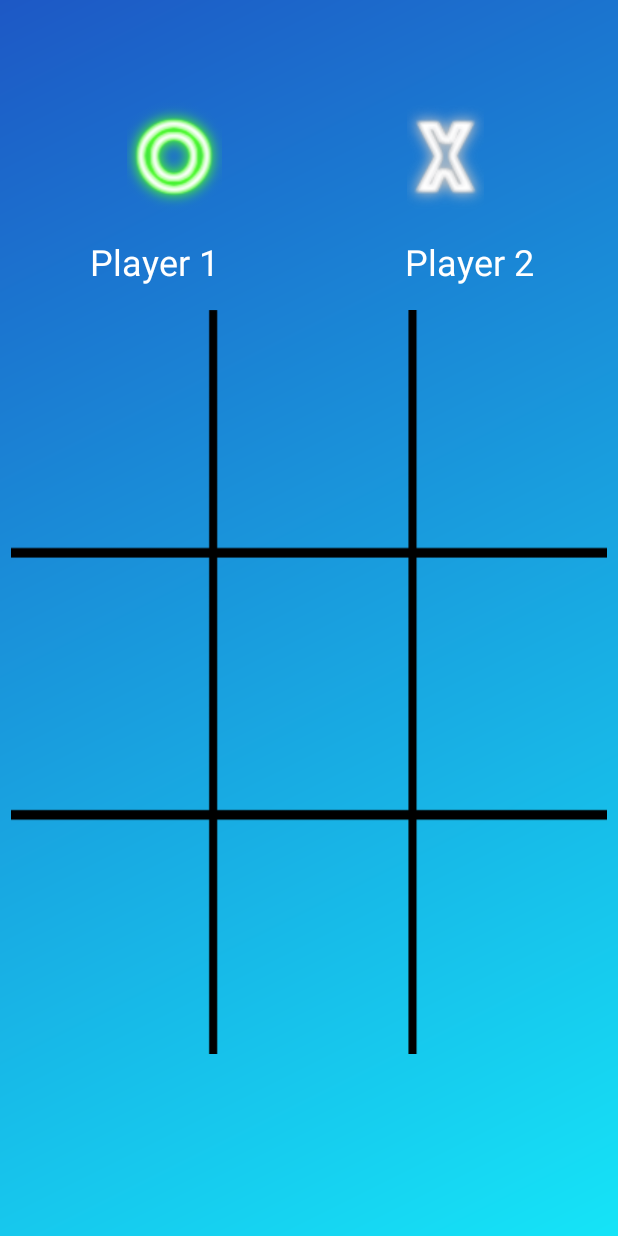
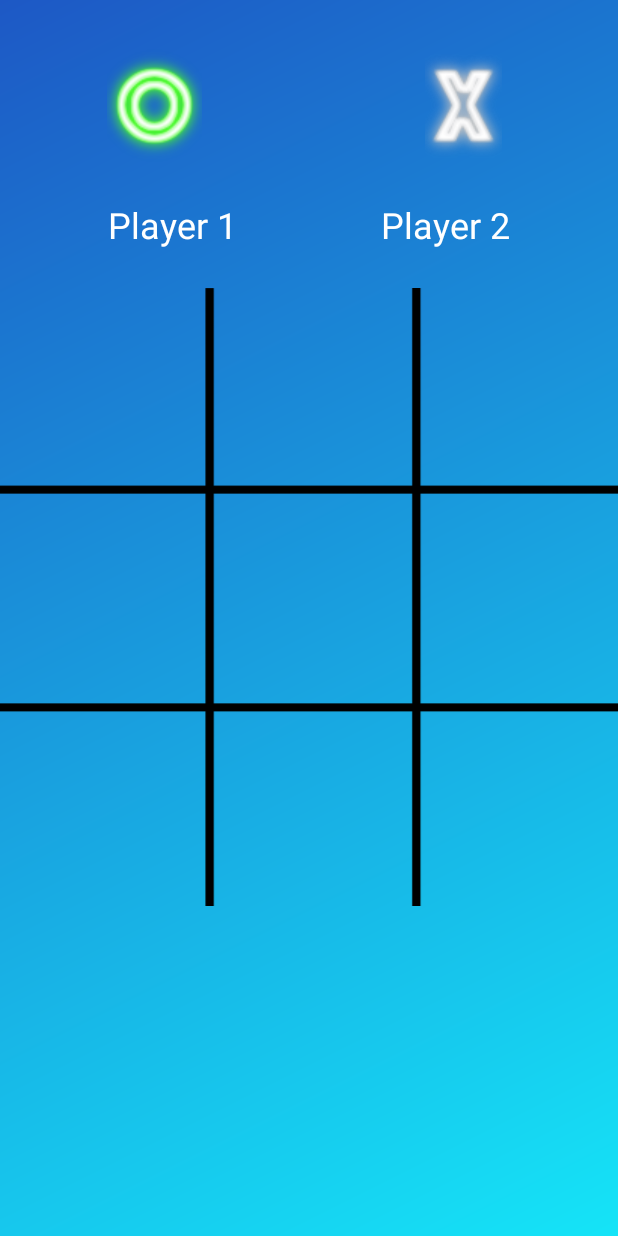
Before and after one commit to jamesfdz/XOXO, an Android app: the screen it shows after launch (GamePage), after a tap on "PLAY", on a phone screen of 412 x 824 dp. Run offline under Robolectric (Android 15) with nearby library versions, the phone set to English and light mode, and no system bars; our stand-ins replace AdMob.

Commit message:
9_2_2019

```diff
--- a/app/build.gradle
+++ b/app/build.gradle
@@ -28,4 +28,5 @@ dependencies {
     implementation 'com.android.support:design:28.0.0'
     implementation 'com.android.support:gridlayout-v7:28.0.0'
     implementation 'com.android.support:cardview-v7:28.0.0'
+    implementation 'com.google.android.gms:play-services-ads:17.1.3'
 }
--- a/app/src/main/java/com/codingwithjames/xoxo/GamePage.java
+++ b/app/src/main/java/com/codingwithjames/xoxo/GamePage.java
@@ -13,6 +13,9 @@ import android.widget.FrameLayout;
 import android.widget.ImageView;
 import android.widget.TextView;
 
+import com.google.android.gms.ads.AdRequest;
+import com.google.android.gms.ads.AdView;
+
 public class GamePage extends AppCompatActivity {
 
     int activePlayer = 0; //0 = O and 1 is X
@@ -23,11 +26,18 @@ public class GamePage extends AppCompatActivity {
     String winner;
     ConstraintLayout mBaseLayout;
     ImageView mX, mO;
+    AdView mGamePageAd;
 
     @Override
     protected void onCreate(Bundle savedInstanceState) {
         super.onCreate(savedInstanceState);
         setContentView(R.layout.activity_game_play);
+
+        mGamePageAd = findViewById(R.id.gamePageAd);
+        AdRequest request = new AdRequest.Builder()
+                .addTestDevice("CCFA8FF0F89AD93CC8A593BAE17AF056")
+                .build();
+        mGamePageAd.loadAd(request);
 
         mBaseLayout = findViewById(R.id.baseLayout);
         mX = findViewById(R.id.x_image);
@@ -41,20 +51,22 @@ public class GamePage extends AppCompatActivity {
 
         if(gameState[tappedCounter] == 2 && gameIsActive){ //player has not tapped if it is equal
             gameState[tappedCounter] = activePlayer;
-            counter.setTranslationY(-1000f);
+//            counter.setTranslationY(-1000f);
 
             if(activePlayer == 0){
                 counter.setImageResource(R.drawable.o);
+                counter.animate().alphaBy(1f).setDuration(300);
                 activePlayer = 1;
                 mX.setImageResource(R.drawable.x);
                 mO.setImageResource(R.drawable.o_disabled);
             }else{
                 counter.setImageResource(R.drawable.x);
+                counter.animate().alphaBy(1f).setDuration(300);
                 activePlayer = 0;
                 mO.setImageResource(R.drawable.o);
                 mX.setImageResource(R.drawable.x_disabled);
             }
-            counter.animate().translationYBy(1000f).rotation(360).setDuration(600);
+//            counter.animate().translationYBy(1000f).setDuration(300);
 
             for (int[] winningPosition :winningPositions){
                 if(gameState[winningPosition[0]] == gameState[winningPosition[1]] && gameState[winningPosition[1]] == gameState[winningPosition[2]] && gameState[winningPosition[0]] != 2){
@@ -138,7 +150,7 @@ public class GamePage extends AppCompatActivity {
         GridLayout mGridLayout = findViewById(R.id.gridLayout);
 
         for(int i = 0; i < mGridLayout.getChildCount(); i++){
-            ((ImageView) mGridLayout.getChildAt(i)).setImageResource(0);
+            ((ImageView) mGridLayout.getChildAt(i)).setAlpha(0f);
         }
     }
 }
--- a/app/src/main/java/com/codingwithjames/xoxo/MainActivity.java
+++ b/app/src/main/java/com/codingwithjames/xoxo/MainActivity.java
@@ -8,11 +8,14 @@ import android.view.View;
 import android.widget.Button;
 import android.widget.ImageView;
 
+import com.google.android.gms.ads.AdRequest;
+import com.google.android.gms.ads.AdView;
+
 public class MainActivity extends AppCompatActivity {
 
     ConstraintLayout mMainLayout;
     Button mPlay;
-
+    AdView mMainPageAd;
     ImageView mTitle, mTitleImage;
 
     @Override
@@ -32,6 +35,12 @@ public class MainActivity extends AppCompatActivity {
         mTitleImage.animate().translationYBy(-1000f).setDuration(2000);
         mPlay.animate().translationYBy(-1000f).setDuration(2000);
 
+        mMainPageAd = findViewById(R.id.mainActivityAd);
+        AdRequest adRequest = new AdRequest.Builder()
+                .addTestDevice("CCFA8FF0F89AD93CC8A593BAE17AF056")
+                .build();
+        mMainPageAd.loadAd(adRequest);
+
     }
 
     public void startGame(View view) {
--- a/app/src/main/java/com/codingwithjames/xoxo/SplashScreen.java
+++ b/app/src/main/java/com/codingwithjames/xoxo/SplashScreen.java
@@ -7,6 +7,7 @@ import android.support.constraint.ConstraintLayout;
 import android.support.v7.app.AppCompatActivity;
 import android.view.View;
 import android.widget.TextView;
+import com.google.android.gms.ads.MobileAds;
 
 public class SplashScreen extends AppCompatActivity {
 
@@ -19,6 +20,8 @@ public class SplashScreen extends AppCompatActivity {
     protected void onCreate(Bundle savedInstanceState) {
         super.onCreate(savedInstanceState);
         setContentView(R.layout.activity_splash_screen);
+
+        MobileAds.initialize(this, "ca-app-pub-5397309444919460~5083848058");
 
         mSplashScreenBaseLayout = findViewById(R.id.splashScreenBaseLayout);
         mSplashScreenBaseLayout.setSystemUiVisibility(View.SYSTEM_UI_FLAG_HIDE_NAVIGATION
--- a/app/src/main/res/layout/activity_game_play.xml
+++ b/app/src/main/res/layout/activity_game_play.xml
@@ -12,56 +12,54 @@
         android:id="@+id/x_image"
         android:layout_width="0dp"
         android:layout_height="wrap_content"
-        android:layout_marginEnd="50dp"
+        android:layout_marginTop="8dp"
         android:contentDescription="@string/player_2_image"
-        app:layout_constraintBottom_toBottomOf="@+id/o_image"
+        app:layout_constraintBottom_toTopOf="@+id/textView2"
         app:layout_constraintEnd_toEndOf="parent"
         app:layout_constraintHorizontal_bias="0.5"
-        app:layout_constraintStart_toEndOf="@+id/textView"
-        app:layout_constraintTop_toTopOf="@+id/o_image"
+        app:layout_constraintStart_toEndOf="@+id/o_image"
+        app:layout_constraintTop_toTopOf="parent"
         app:srcCompat="@drawable/x_disabled" />
 
     <TextView
         android:id="@+id/textView"
         android:layout_width="wrap_content"
         android:layout_height="wrap_content"
-        android:layout_marginStart="60dp"
-        android:layout_marginEnd="86dp"
-        android:layout_marginBottom="8dp"
+        android:layout_marginStart="8dp"
+        android:layout_marginEnd="8dp"
         android:text="@string/player_1"
         android:textAlignment="center"
         android:textColor="@android:color/white"
         android:textSize="24sp"
-        app:layout_constraintBottom_toTopOf="@+id/gridLayout"
-        app:layout_constraintEnd_toStartOf="@+id/x_image"
-        app:layout_constraintStart_toStartOf="parent"
-        app:layout_constraintTop_toBottomOf="@+id/o_image" />
+        app:layout_constraintBaseline_toBaselineOf="@+id/textView2"
+        app:layout_constraintEnd_toStartOf="@+id/textView2"
+        app:layout_constraintHorizontal_chainStyle="spread"
+        app:layout_constraintStart_toStartOf="parent" />
 
     <TextView
         android:id="@+id/textView2"
         android:layout_width="wrap_content"
         android:layout_height="wrap_content"
-        android:layout_marginTop="8dp"
-        android:layout_marginEnd="56dp"
+        android:layout_marginStart="24dp"
+        android:layout_marginEnd="8dp"
+        android:layout_marginBottom="8dp"
         android:text="@string/player_2"
         android:textAlignment="center"
         android:textColor="@android:color/white"
         android:textSize="24sp"
         app:layout_constraintBottom_toTopOf="@+id/gridLayout"
         app:layout_constraintEnd_toEndOf="parent"
-        app:layout_constraintStart_toEndOf="@+id/o_image"
-        app:layout_constraintTop_toBottomOf="@+id/o_image" />
+        app:layout_constraintStart_toEndOf="@+id/textView"
+        app:layout_constraintTop_toBottomOf="@+id/x_image" />
 
     <ImageView
         android:id="@+id/o_image"
         android:layout_width="0dp"
         android:layout_height="wrap_content"
-        android:layout_marginStart="51dp"
-        android:layout_marginTop="60dp"
-        android:layout_marginEnd="89dp"
+        android:layout_marginTop="8dp"
         android:contentDescription="@string/player_1_image"
-        app:layout_constraintBottom_toTopOf="@+id/textView2"
-        app:layout_constraintEnd_toStartOf="@+id/textView2"
+        app:layout_constraintBottom_toTopOf="@+id/textView"
+        app:layout_constraintEnd_toStartOf="@+id/x_image"
         app:layout_constraintHorizontal_bias="0.5"
         app:layout_constraintHorizontal_chainStyle="packed"
         app:layout_constraintStart_toStartOf="parent"
@@ -70,116 +68,178 @@
 
     <android.support.v7.widget.GridLayout
         android:id="@+id/gridLayout"
-        android:layout_width="397dp"
+        android:layout_width="0dp"
         android:layout_height="0dp"
-        android:layout_marginTop="16dp"
-        android:layout_marginBottom="121dp"
+        android:layout_marginTop="8dp"
+        android:layout_marginBottom="8dp"
         android:background="@drawable/board"
         app:columnCount="3"
-        app:layout_constraintBottom_toBottomOf="parent"
+        app:layout_constraintBottom_toTopOf="@+id/guideline2"
+        app:layout_constraintDimensionRatio="1:1"
         app:layout_constraintEnd_toEndOf="parent"
         app:layout_constraintStart_toStartOf="parent"
-        app:layout_constraintTop_toBottomOf="@+id/textView2"
-        app:layout_constraintVertical_bias="0.622"
+        app:layout_constraintTop_toTopOf="@+id/guideline"
+        app:alignmentMode="alignMargins"
         app:rowCount="3">
 
         <ImageView
             android:id="@+id/imageView1"
-            android:layout_width="133dp"
-            android:layout_height="126dp"
+            android:layout_width="wrap_content"
+            android:layout_height="wrap_content"
+            android:alpha="0"
             android:contentDescription="@string/_0_0"
             android:onClick="dropIn"
+            android:scaleType="fitCenter"
             android:tag="0"
             app:layout_column="0"
-            app:layout_row="0" />
+            app:layout_columnWeight="1"
+            app:layout_row="0"
+            app:layout_rowWeight="1"
+            app:srcCompat="@drawable/x" />
 
         <ImageView
             android:id="@+id/imageView2"
-            android:layout_width="133dp"
-            android:layout_height="126dp"
+            android:layout_width="wrap_content"
+            android:layout_height="wrap_content"
+            android:alpha="0"
             android:contentDescription="@string/_0_1"
             android:onClick="dropIn"
             android:tag="1"
             app:layout_column="1"
-            app:layout_row="0" />
+            app:layout_columnWeight="1"
+            app:layout_row="0"
+            app:layout_rowWeight="1"
+            app:srcCompat="@drawable/x" />
 
         <ImageView
             android:id="@+id/imageView3"
-            android:layout_width="133dp"
-            android:layout_height="126dp"
+            android:layout_width="wrap_content"
+            android:layout_height="wrap_content"
+            android:alpha="0"
             android:contentDescription="@string/_0_2"
             android:onClick="dropIn"
             android:tag="2"
             app:layout_column="2"
-            app:layout_row="0" />
+            app:layout_columnWeight="1"
+            app:layout_row="0"
+            app:layout_rowWeight="1"
+            app:srcCompat="@drawable/x" />
 
         <ImageView
             android:id="@+id/imageView4"
-            android:layout_width="133dp"
-            android:layout_height="126dp"
-            android:layout_marginTop="15dp"
+            android:layout_width="wrap_content"
+            android:layout_height="wrap_content"
+            android:alpha="0"
             android:contentDescription="@string/_1_0"
             android:onClick="dropIn"
             android:tag="3"
             app:layout_column="0"
-            app:layout_row="1" />
+            app:layout_columnWeight="1"
+            app:layout_row="1"
+            app:layout_rowWeight="1"
+            app:srcCompat="@drawable/x" />
 
         <ImageView
             android:id="@+id/imageView5"
-            android:layout_width="133dp"
-            android:layout_height="126dp"
-            android:layout_marginTop="15dp"
+            android:layout_width="wrap_content"
+            android:layout_height="wrap_content"
+            android:alpha="0"
             android:contentDescription="@string/_1_1"
             android:onClick="dropIn"
             android:tag="4"
             app:layout_column="1"
-            app:layout_row="1" />
+            app:layout_columnWeight="1"
+            app:layout_row="1"
+            app:layout_rowWeight="1"
+            app:srcCompat="@drawable/x" />
 
         <ImageView
             android:id="@+id/imageView6"
-            android:layout_width="133dp"
-            android:layout_height="126dp"
-            android:layout_marginTop="15dp"
+            android:layout_width="wrap_content"
+            android:layout_height="wrap_content"
+            android:alpha="0"
             android:contentDescription="@string/_1_2"
             android:onClick="dropIn"
             android:tag="5"
             app:layout_column="2"
-            app:layout_row="1" />
+            app:layout_columnWeight="1"
+            app:layout_row="1"
+            app:layout_rowWeight="1"
+            app:srcCompat="@drawable/x" />
 
         <ImageView
             android:id="@+id/imageView7"
-            android:layout_width="133dp"
-            android:layout_height="126dp"
-            android:layout_marginTop="15dp"
+            android:layout_width="wrap_content"
+            android:layout_height="wrap_content"
+            android:alpha="0"
             android:contentDescription="@string/_2_0"
             android:onClick="dropIn"
             android:tag="6"
             app:layout_column="0"
-            app:layout_row="2" />
+            app:layout_columnWeight="1"
+            app:layout_row="2"
+            app:layout_rowWeight="1"
+            app:srcCompat="@drawable/x" />
 
         <ImageView
             android:id="@+id/imageView8"
-            android:layout_width="133dp"
-            android:layout_height="126dp"
-            android:layout_marginTop="15dp"
+            android:layout_width="wrap_content"
+            android:layout_height="wrap_content"
+            android:alpha="0"
             android:contentDescription="@string/_2_1"
             android:onClick="dropIn"
             android:tag="7"
             app:layout_column="1"
-            app:layout_row="2" />
+            app:layout_columnWeight="1"
+            app:layout_row="2"
+            app:layout_rowWeight="1"
+            app:srcCompat="@drawable/x" />
 
         <ImageView
             android:id="@+id/imageView9"
-            android:layout_width="133dp"
-            android:layout_height="126dp"
-            android:layout_marginTop="15dp"
+            android:layout_width="wrap_content"
+            android:layout_height="wrap_content"
+            android:alpha="0"
             android:contentDescription="@string/_2_2"
             android:onClick="dropIn"
             android:tag="8"
             app:layout_column="2"
-            app:layout_row="2" />
+            app:layout_columnWeight="1"
+            app:layout_row="2"
+            app:layout_rowWeight="1"
+            app:srcCompat="@drawable/x" />
 
 
     </android.support.v7.widget.GridLayout>
 
+    <android.support.constraint.Guideline
+        android:id="@+id/guideline"
+        android:layout_width="wrap_content"
+        android:layout_height="wrap_content"
+        android:orientation="horizontal"
+        app:layout_constraintGuide_begin="170dp" />
+
+    <android.support.constraint.Guideline
+        android:id="@+id/guideline2"
+        android:layout_width="wrap_content"
+        android:layout_height="wrap_content"
+        android:orientation="horizontal"
+        app:layout_constraintGuide_begin="626dp" />
+
+    <com.google.android.gms.ads.AdView
+        xmlns:ads="http://schemas.android.com/apk/res-auto"
+        android:id="@+id/gamePageAd"
+        android:layout_width="0dp"
+        android:layout_height="wrap_content"
+        android:layout_marginStart="8dp"
+        android:layout_marginTop="8dp"
+        android:layout_marginEnd="8dp"
+        android:layout_marginBottom="8dp"
+        app:layout_constraintBottom_toBottomOf="parent"
+        app:layout_constraintEnd_toEndOf="parent"
+        app:layout_constraintStart_toStartOf="parent"
+        app:layout_constraintTop_toTopOf="@+id/guideline2"
+        ads:adSize="BANNER"
+        ads:adUnitId="ca-app-pub-5397309444919460/6711914057"/>
+
 </android.support.constraint.ConstraintLayout>
--- a/app/src/main/res/layout/activity_main.xml
+++ b/app/src/main/res/layout/activity_main.xml
@@ -40,7 +40,7 @@
     <Button
         android:id="@+id/play"
         android:layout_width="0dp"
-        android:layout_height="70dp"
+        android:layout_height="wrap_content"
         android:layout_marginStart="100dp"
         android:layout_marginEnd="100dp"
         android:layout_marginBottom="111dp"
@@ -48,7 +48,9 @@
         android:drawableStart="@mipmap/ic_play"
         android:onClick="startGame"
         android:paddingStart="20dp"
+        android:paddingTop="10dp"
         android:paddingEnd="20dp"
+        android:paddingBottom="10dp"
         android:text="@string/play"
         android:textColor="#DB0000"
         android:textSize="30sp"
@@ -58,4 +60,28 @@
         app:layout_constraintStart_toStartOf="parent"
         app:layout_constraintTop_toBottomOf="@+id/titleImage" />
 
+    <com.google.android.gms.ads.AdView
+        xmlns:ads="http://schemas.android.com/apk/res-auto"
+        android:id="@+id/mainActivityAd"
+        android:layout_width="0dp"
+        android:layout_height="wrap_content"
+        android:layout_marginStart="8dp"
+        android:layout_marginTop="8dp"
+        android:layout_marginEnd="8dp"
+        android:layout_marginBottom="8dp"
+        app:layout_constraintBottom_toBottomOf="parent"
+        app:layout_constraintEnd_toEndOf="parent"
+        app:layout_constraintStart_toStartOf="parent"
+        app:layout_constraintTop_toTopOf="@+id/guideline3"
+        ads:adSize="BANNER"
+        ads:adUnitId="ca-app-pub-5397309444919460/2621336244"
+        />
+
+    <android.support.constraint.Guideline
+        android:id="@+id/guideline3"
+        android:layout_width="wrap_content"
+        android:layout_height="wrap_content"
+        android:orientation="horizontal"
+        app:layout_constraintGuide_begin="637dp" />
+
 </android.support.constraint.ConstraintLayout>
```
Also changed, not shown: app/src/main/AndroidManifest.xml (+7 -0 lines), 1 other file.
